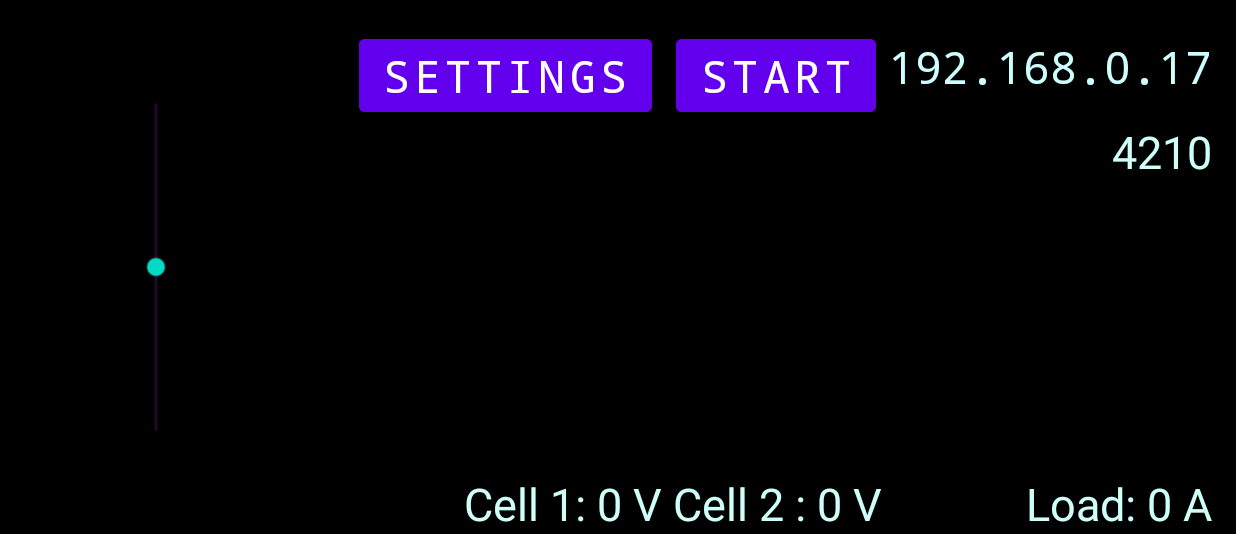
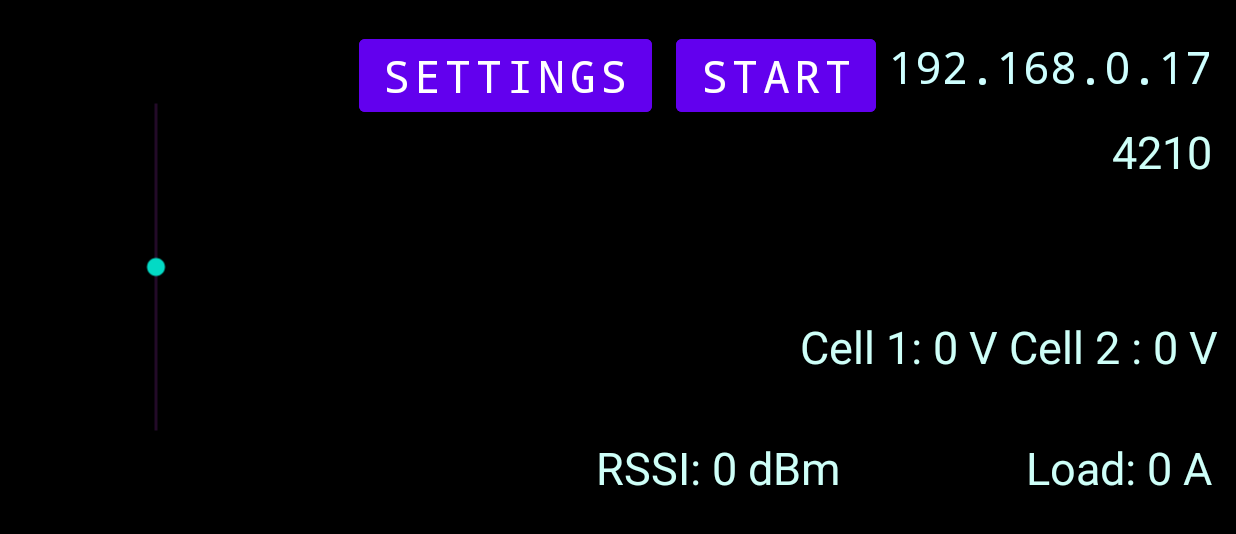
Before and after one commit to Netz00/-ES8266-full-duplex-RC, an Android app: the screen it shows after launch (MainActivity), on a phone screen of 824 x 412 dp (held sideways), the part 84-618 px from its top. Run offline under Robolectric (Android 15) with nearby library versions, the phone set to English and light mode, and no system bars; 1 statement that could not run was skipped.

Commit message:
Design update and RSSI textbox added

```diff
--- a/android/app/src/main/java/com/fesb/carduino/MainActivity.java
+++ b/android/app/src/main/java/com/fesb/carduino/MainActivity.java
@@ -35,6 +35,7 @@ public class MainActivity extends AppCompatActivity implements SensorEventListen
     TextView PortTextView;
     TextView voltage;
     TextView current;
+    TextView rssi;
     Button settingsB;
     Button startB;
     SeekBar accelerateS;
@@ -119,6 +120,7 @@ public class MainActivity extends AppCompatActivity implements SensorEventListen
         PortTextView = (TextView) findViewById(R.id.port);
         voltage = (TextView) findViewById(R.id.voltage);
         current = (TextView) findViewById(R.id.current);
+        rssi = (TextView) findViewById(R.id.rssi);
         settingsB = (Button) findViewById(R.id.settings);
         startB = (Button) findViewById(R.id.start);
         accelerateS = (SeekBar) findViewById(R.id.seekBar);
@@ -238,9 +240,9 @@ public class MainActivity extends AppCompatActivity implements SensorEventListen
             previousMeasurement = measurement;
 
             String[] parsed = parseString(measurement);
-            voltage.setText("Cell 1: " + parsed[0] + " V  Cell 2 : " + parsed[1] + " V" + " RSSI: " + parsed[4]);
+            voltage.setText("Cell 1: " + parsed[0] + " V  Cell 2 : " + parsed[1] + " V");
             current.setText("Load: " + parsed[2] + "A");
-
+            rssi.setText("RSSI: " + parsed[4] + "dBm");
 
             float distance = Float.parseFloat(parsed[3]);
 
@@ -360,8 +362,6 @@ public class MainActivity extends AppCompatActivity implements SensorEventListen
     }
 
 
-
-
     // --------------- Handling application state changes ---------------
 
     @Override
--- a/android/app/src/main/res/layout/activity_main.xml
+++ b/android/app/src/main/res/layout/activity_main.xml
@@ -91,22 +91,22 @@
         android:id="@+id/voltage"
         android:layout_width="wrap_content"
         android:layout_height="wrap_content"
-        android:layout_marginStart="30dp"
+        android:layout_marginEnd="12dp"
+        android:layout_marginBottom="40dp"
         android:text="@string/defaultVoltage"
         android:textAlignment="center"
         android:textColor="#CEFFF8"
         android:textColorHighlight="#00C2C2"
         android:textSize="30sp"
-        app:layout_constraintBottom_toBottomOf="parent"
-        app:layout_constraintEnd_toStartOf="@+id/current"
-        app:layout_constraintHorizontal_bias="0.0"
-        app:layout_constraintStart_toEndOf="@+id/seekBar" />
+        app:layout_constraintBottom_toTopOf="@+id/current"
+        app:layout_constraintEnd_toEndOf="parent" />
 
     <TextView
         android:id="@+id/current"
         android:layout_width="wrap_content"
         android:layout_height="wrap_content"
         android:layout_marginEnd="16dp"
+        android:layout_marginBottom="24dp"
         android:text="@string/defaultCurrent"
         android:textAlignment="center"
         android:textColor="#CEFFF8"
@@ -115,4 +115,18 @@
         app:layout_constraintBottom_toBottomOf="parent"
         app:layout_constraintEnd_toEndOf="parent" />
 
+    <TextView
+        android:id="@+id/rssi"
+        android:layout_width="wrap_content"
+        android:layout_height="wrap_content"
+        android:layout_marginEnd="124dp"
+        android:layout_marginBottom="24dp"
+        android:text="@string/defaultRssi"
+        android:textAlignment="center"
+        android:textColor="#CEFFF8"
+        android:textColorHighlight="#00C2C2"
+        android:textSize="30sp"
+        app:layout_constraintBottom_toBottomOf="parent"
+        app:layout_constraintEnd_toStartOf="@+id/current" />
+
 </androidx.constraintlayout.widget.ConstraintLayout>
--- a/android/app/src/main/res/values/strings.xml
+++ b/android/app/src/main/res/values/strings.xml
@@ -9,4 +9,5 @@
     <string name="fps">DELAY BETWEEN PACKETS [ms]</string>
     <string name="defaultVoltage">Cell 1: 0 V  Cell 2 : 0 V</string>
     <string name="defaultCurrent">Load: 0 A</string>
+    <string name="defaultRssi">RSSI: 0 dBm</string>
 </resources>
```
